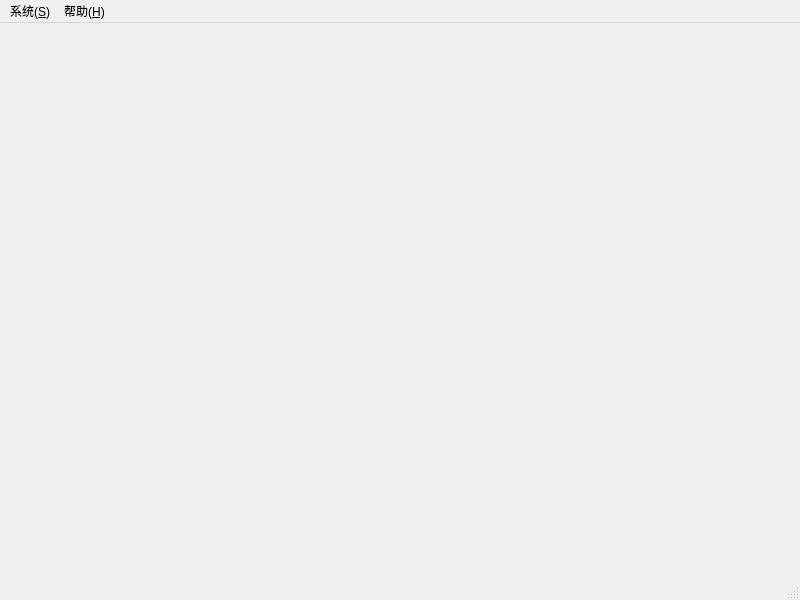
Old version of the form QT/main_window.ui in the repository BruceFrankWong/FuturesWorkshop.
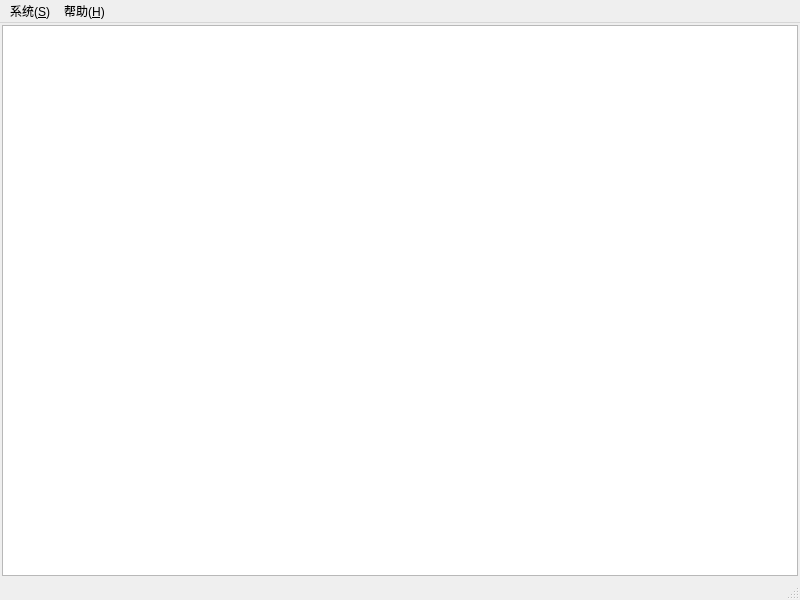
New version of the form.

Commit message: Correct typo.

```diff
--- a/QT/main_window.ui
+++ b/QT/main_window.ui
@@ -13,7 +13,25 @@
   <property name="windowTitle">
    <string>FuturesWorshop</string>
   </property>
-  <widget class="QWidget" name="centralwidget"/>
+  <widget class="QWidget" name="centralwidget">
+   <layout class="QGridLayout" name="gridLayout">
+    <property name="leftMargin">
+     <number>2</number>
+    </property>
+    <property name="topMargin">
+     <number>2</number>
+    </property>
+    <property name="rightMargin">
+     <number>2</number>
+    </property>
+    <property name="bottomMargin">
+     <number>2</number>
+    </property>
+    <item row="0" column="0">
+     <widget class="QTableWidget" name="tablePosition"/>
+    </item>
+   </layout>
+  </widget>
   <widget class="QMenuBar" name="menubar">
    <property name="geometry">
     <rect>
```
Left out of the diff: 4 changed lines with no effect on the pictures. The commit also changes 2 other files.
